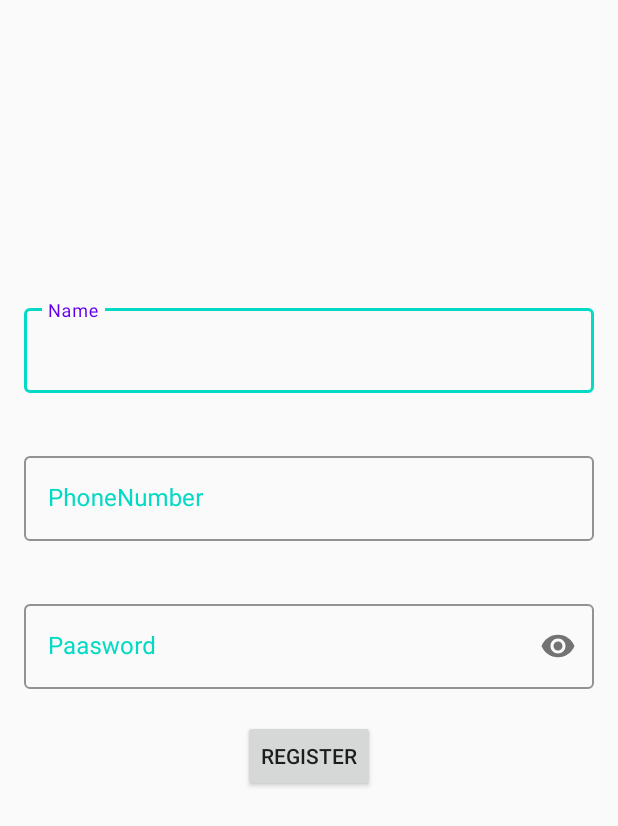
After one commit to Bhavit1008/CopsBotUserApp, an Android app: the RegistrationActivity screen opened directly, with no data from a screen before it, on a phone screen of 412 x 824 dp. The commit adds this screen. Shown: the top 826 px of the screen. Run offline under Robolectric (Android 15) with nearby library versions, the phone set to English and light mode, and no system bars.

Commit message:
Registration ui completed

```diff
--- a/app/build.gradle
+++ b/app/build.gradle
@@ -37,4 +37,8 @@ dependencies {
 
     //Material design
     implementation 'com.google.android.material:material:1.0.0'
+
+    //Retrofit depen
+    implementation 'com.squareup.retrofit2:retrofit:2.5.0'
+    implementation 'com.squareup.retrofit2:converter-gson:2.5.0'
 }
--- a/app/src/main/AndroidManifest.xml
+++ b/app/src/main/AndroidManifest.xml
@@ -1,6 +1,8 @@
 <?xml version="1.0" encoding="utf-8"?>
 <manifest xmlns:android="http://schemas.android.com/apk/res/android"
     package="com.example.copsbotuserapp">
+
+    <uses-permission android:name="android.permission.INTERNET" />
 
     <application
         android:allowBackup="true"
@@ -9,7 +11,8 @@
         android:roundIcon="@mipmap/ic_launcher_round"
         android:supportsRtl="true"
         android:theme="@style/ThemeActionBar">
-        <activity android:name=".MainActivity"></activity>
+        <activity android:name=".UI.RegistrationActivity"></activity>
+        <activity android:name=".MainActivity" />
         <activity android:name=".UI.LoginActivity">
             <intent-filter>
                 <action android:name="android.intent.action.MAIN" />
--- /dev/null
+++ b/app/src/main/java/com/example/copsbotuserapp/Models/DefaultResponse.kt
@@ -0,0 +1,3 @@
+package com.example.copsbotuserapp.Models
+
+data class DefaultResponse(val error: Boolean, val message:String)
--- /dev/null
+++ b/app/src/main/java/com/example/copsbotuserapp/Models/LoginResponse.kt
@@ -0,0 +1,3 @@
+package com.example.copsbotuserapp.Models
+
+data class LoginResponse(val error: Boolean, val message:String,val users: Users)
--- /dev/null
+++ b/app/src/main/java/com/example/copsbotuserapp/Models/Users.kt
@@ -0,0 +1,3 @@
+package com.example.copsbotuserapp.Models
+
+data class Users(val number:String, val password:String)
--- /dev/null
+++ b/app/src/main/java/com/example/copsbotuserapp/UI/RegistrationActivity.kt
@@ -0,0 +1,13 @@
+package com.example.copsbotuserapp.UI
+
+import androidx.appcompat.app.AppCompatActivity
+import android.os.Bundle
+import com.example.copsbotuserapp.R
+
+class RegistrationActivity : AppCompatActivity() {
+
+    override fun onCreate(savedInstanceState: Bundle?) {
+        super.onCreate(savedInstanceState)
+        setContentView(R.layout.activity_registration)
+    }
+}
--- /dev/null
+++ b/app/src/main/res/layout/activity_registration.xml
@@ -0,0 +1,85 @@
+<?xml version="1.0" encoding="utf-8"?>
+<RelativeLayout
+    xmlns:android="http://schemas.android.com/apk/res/android"
+    xmlns:app="http://schemas.android.com/apk/res-auto"
+    xmlns:tools="http://schemas.android.com/tools"
+    android:layout_width="match_parent"
+    android:layout_height="match_parent"
+    tools:context=".UI.RegistrationActivity">
+
+    <com.google.android.material.textfield.TextInputLayout
+        android:id="@+id/textFieldName"
+        android:layout_below="@+id/textFieldPhone"
+        style="@style/Widget.MaterialComponents.TextInputLayout.OutlinedBox"
+        android:layout_width="match_parent"
+        android:layout_height="wrap_content"
+        android:hint="Name"
+        android:layout_marginTop="200dp"
+        android:layout_marginLeft="16dp"
+        android:layout_marginRight="16dp"
+        android:textColorHint="@color/colorAccent"
+        app:boxStrokeColor="@color/colorAccent"
+        app:errorEnabled="true"
+        >
+
+        <com.google.android.material.textfield.TextInputEditText
+            android:id="@+id/edt_name"
+            android:layout_width="match_parent"
+            android:layout_height="wrap_content"
+            android:inputType="textPersonName" />
+    </com.google.android.material.textfield.TextInputLayout>
+
+    <com.google.android.material.textfield.TextInputLayout
+        android:id="@+id/textFieldNumber"
+        android:layout_below="@+id/textFieldName"
+        style="@style/Widget.MaterialComponents.TextInputLayout.OutlinedBox"
+        android:layout_width="match_parent"
+        android:layout_height="wrap_content"
+        android:hint="PhoneNumber"
+        android:layout_marginTop="16dp"
+        android:layout_marginLeft="16dp"
+        android:layout_marginRight="16dp"
+        android:textColorHint="@color/colorAccent"
+        app:boxStrokeColor="@color/colorAccent"
+        app:errorEnabled="true"
+        >
+
+        <com.google.android.material.textfield.TextInputEditText
+            android:id="@+id/edt_number"
+            android:layout_width="match_parent"
+            android:layout_height="wrap_content"
+            android:inputType="phone" />
+    </com.google.android.material.textfield.TextInputLayout>
+
+    <com.google.android.material.textfield.TextInputLayout
+        android:id="@+id/textFieldPassword"
+        android:layout_below="@+id/textFieldNumber"
+        style="@style/Widget.MaterialComponents.TextInputLayout.OutlinedBox"
+        android:layout_width="match_parent"
+        android:layout_height="wrap_content"
+        android:hint="Paasword"
+        android:layout_marginTop="16dp"
+        android:layout_marginLeft="16dp"
+        android:layout_marginRight="16dp"
+        android:textColorHint="@color/colorAccent"
+        app:boxStrokeColor="@color/colorAccent"
+        app:errorEnabled="true"
+        app:passwordToggleEnabled="true"
+        >
+
+        <com.google.android.material.textfield.TextInputEditText
+            android:id="@+id/edt_password"
+            android:layout_width="match_parent"
+            android:layout_height="wrap_content"
+            android:inputType="textPassword" />
+    </com.google.android.material.textfield.TextInputLayout>
+
+
+    <Button
+        android:layout_width="wrap_content"
+        android:layout_height="wrap_content"
+        android:text="Register"
+        android:id="@+id/btn_register"
+        android:layout_below="@+id/textFieldPassword"
+        android:layout_centerHorizontal="true"/>
+</RelativeLayout>
```
Also changed, not shown: app/src/main/java/com/example/copsbotuserapp/API/RetrofitApi.kt (added, +31 -0 lines), app/src/main/java/com/example/copsbotuserapp/API/RetrofitClient.kt (added, +33 -0 lines), app/src/main/java/com/example/copsbotuserapp/UI/LoginActivity.kt (+33 -1 lines).
